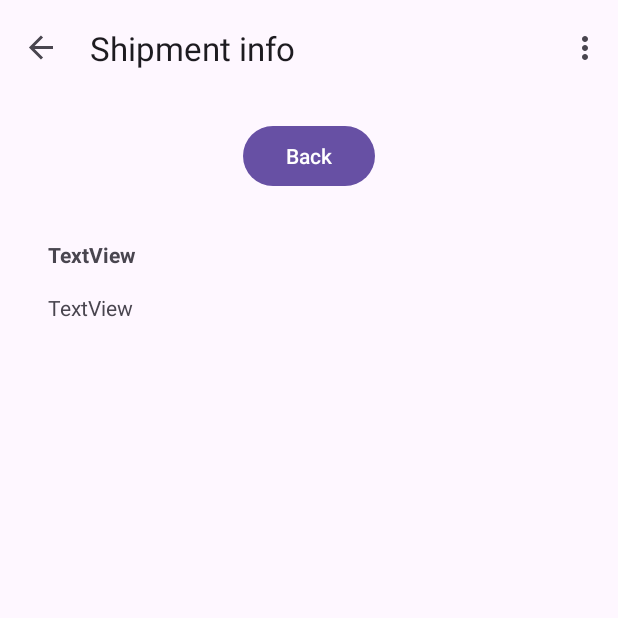
After one commit to Pegoku/WIMP, an Android app: the ShipmentInfo screen opened through its navigation route, on a phone screen of 412 x 824 dp, the top half of it. The commit adds this screen. Run offline under Robolectric (Android 15) with nearby library versions, the phone set to English and light mode, and no system bars; our stand-ins replace Room's generated code, navigation-ui.

```diff
--- /dev/null
+++ b/WIMP/app/src/main/java/com/pegoku/wimp/ShipmentInfo.kt
@@ -0,0 +1,59 @@
+package com.pegoku.wimp
+
+import android.os.Bundle
+import androidx.fragment.app.Fragment
+import android.view.LayoutInflater
+import android.view.View
+import android.view.ViewGroup
+import android.widget.LinearLayout
+import androidx.lifecycle.lifecycleScope
+import androidx.navigation.fragment.findNavController
+import androidx.recyclerview.widget.LinearLayoutManager
+import com.google.android.material.snackbar.Snackbar
+import com.pegoku.wimp.databinding.FragmentFirstBinding
+import kotlinx.coroutines.launch
+import java.text.SimpleDateFormat
+import java.util.*
+import com.google.android.material.card.MaterialCardView
+import android.widget.TextView
+import androidx.core.content.ContentProviderCompat.requireContext
+import androidx.recyclerview.widget.RecyclerView
+import androidx.navigation.findNavController
+import androidx.navigation.ui.AppBarConfiguration
+import androidx.navigation.ui.setupActionBarWithNavController
+import com.pegoku.wimp.databinding.ShipmentInfoBinding
+
+class ShipmentInfo : Fragment(){
+
+    private var _binding: ShipmentInfoBinding? = null
+
+    private lateinit var database: TrackingDatabase
+    private lateinit var trackingsDao: TrackingsDao
+
+    private val binding get() = _binding!!
+
+    override fun onCreateView(
+        inflater: LayoutInflater, container: ViewGroup?,
+        savedInstanceState: Bundle?
+    ): View {
+
+        _binding = ShipmentInfoBinding.inflate(inflater, container, false)
+        return binding.root
+
+    }
+
+    override fun onViewCreated(view: View, savedInstanceState: Bundle?) {
+        super.onViewCreated(view, savedInstanceState)
+
+        database = TrackingDatabase.getDatabase(requireContext())
+        trackingsDao = database.trackingsDao()
+
+        println("TrackingCode: ${arguments?.getString("trackingCode")}")
+
+        binding.shipmentInfoBackButton.setOnClickListener {
+            findNavController().navigate(R.id.action_ShipmentInfo_to_FirstFragment)
+        }
+    }
+
+
+}
--- /dev/null
+++ b/WIMP/app/src/main/res/layout/shipment_info.xml
@@ -0,0 +1,51 @@
+<?xml version="1.0" encoding="utf-8"?>
+<androidx.core.widget.NestedScrollView xmlns:android="http://schemas.android.com/apk/res/android"
+    xmlns:app="http://schemas.android.com/apk/res-auto"
+    xmlns:tools="http://schemas.android.com/tools"
+    android:layout_width="match_parent"
+    android:layout_height="match_parent"
+    tools:context=".ShipmentInfo">
+
+    <androidx.constraintlayout.widget.ConstraintLayout
+        android:layout_width="match_parent"
+        android:layout_height="wrap_content"
+        android:padding="16dp">
+
+        <Button
+            android:id="@+id/shipmentInfoBackButton"
+            android:layout_width="wrap_content"
+            android:layout_height="wrap_content"
+            android:layout_marginBottom="32dp"
+            android:text="Back"
+            app:layout_constraintBottom_toTopOf="@+id/shipmentInfoStatusText"
+            app:layout_constraintEnd_toEndOf="parent"
+            app:layout_constraintStart_toStartOf="parent"
+            app:layout_constraintTop_toTopOf="parent" />
+
+        <TextView
+            android:id="@+id/shipmentInfoStatusText"
+            android:layout_width="0dp"
+            android:layout_height="wrap_content"
+            android:layout_marginStart="16dp"
+            android:layout_marginEnd="16dp"
+            android:layout_marginBottom="16dp"
+            android:text="TextView"
+            android:textStyle="bold"
+            app:layout_constraintBottom_toTopOf="@+id/shipmentInfoUpdatesText"
+            app:layout_constraintEnd_toEndOf="parent"
+            app:layout_constraintStart_toStartOf="parent" />
+
+        <TextView
+            android:id="@+id/shipmentInfoUpdatesText"
+            android:layout_width="0dp"
+            android:layout_height="wrap_content"
+            android:layout_marginStart="16dp"
+            android:layout_marginEnd="16dp"
+            android:layout_marginBottom="8dp"
+            android:text="TextView"
+            app:layout_constraintBottom_toBottomOf="parent"
+            app:layout_constraintEnd_toEndOf="parent"
+            app:layout_constraintStart_toStartOf="parent" />
+
+    </androidx.constraintlayout.widget.ConstraintLayout>
+</androidx.core.widget.NestedScrollView>
--- a/WIMP/app/src/main/res/navigation/nav_graph.xml
+++ b/WIMP/app/src/main/res/navigation/nav_graph.xml
@@ -14,15 +14,32 @@
         <action
             android:id="@+id/action_FirstFragment_to_SecondFragment"
             app:destination="@id/SecondFragment" />
+        <action
+            android:id="@+id/action_FirstFragment_to_ShipmentInfo"
+            app:destination="@id/ShipmentInfo" />
     </fragment>
     <fragment
         android:id="@+id/SecondFragment"
         android:name="com.pegoku.wimp.SecondFragment"
         android:label="@string/second_fragment_label"
-        tools:layout="@layout/fragment_second">
-
+        tools:layout="@layout/fragment_second">>
         <action
             android:id="@+id/action_SecondFragment_to_FirstFragment"
             app:destination="@id/FirstFragment" />
     </fragment>
+
+
+    <fragment
+        android:id="@+id/ShipmentInfo"
+        android:name="com.pegoku.wimp.ShipmentInfo"
+        android:label="Shipment info"
+        tools:layout="@layout/shipment_info">
+
+        <action
+            android:id="@+id/action_ShipmentInfo_to_FirstFragment"
+            app:destination="@id/FirstFragment" />
+
+
+
+    </fragment>
 </navigation>
```
Also changed, not shown: WIMP/app/src/main/java/com/pegoku/wimp/FirstFragment.kt (+7 -3 lines), WIMP/app/src/main/java/com/pegoku/wimp/SecondFragment.kt (+190 -32 lines), 1 other file.
